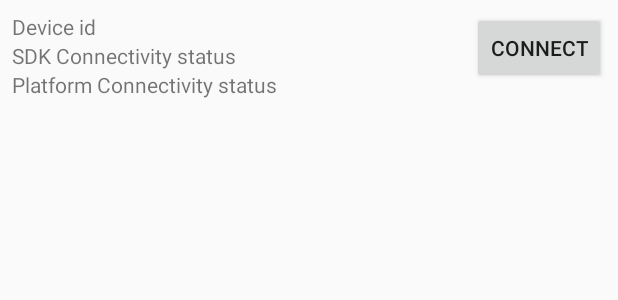
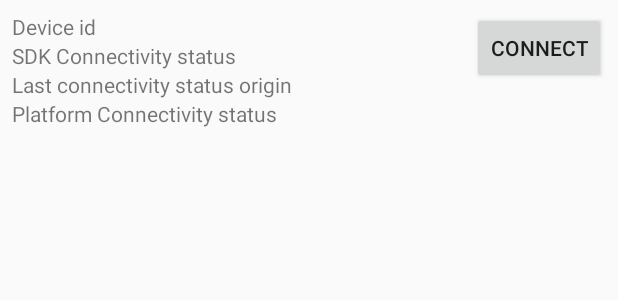
Before and after one commit to voxeet/voxeet-sdk-android-audio, an Android app: the layout devices_list_device.xml on its own in the app's theme, with its tools: preview values and no code run, on a phone screen of 412 x 824 dp. Shown: the top 300 px of the screen. Run offline under Robolectric (Android 15) with nearby library versions, the phone set to English and light mode, and no system bars.

Commit message:
Update sample

```diff
--- a/audiosample/src/main/AndroidManifest.xml
+++ b/audiosample/src/main/AndroidManifest.xml
@@ -3,6 +3,7 @@
     package="com.voxeet.audiosample">
 
     <uses-permission android:name="android.permission.RECORD_AUDIO" />
+    <uses-permission android:name="android.permission.BLUETOOTH_CONNECT" />
 
     <application
         android:allowBackup="true"
--- a/audiosample/src/main/java/com/voxeet/audiosample/devices/DeviceHolder.java
+++ b/audiosample/src/main/java/com/voxeet/audiosample/devices/DeviceHolder.java
@@ -14,6 +14,7 @@ import com.voxeet.audiosample.R;
 public class DeviceHolder extends RecyclerView.ViewHolder {
     private TextView device_id;
     private TextView device_connectivity_status;
+    private TextView device_last_connectivity_status_origin;
     private TextView device_platform_connectivity_status;
     private Button connect;
     private MediaDevice mediaDevice;
@@ -23,6 +24,7 @@ public class DeviceHolder extends RecyclerView.ViewHolder {
 
         device_id = itemView.findViewById(R.id.device_id);
         device_connectivity_status = itemView.findViewById(R.id.device_connectivity_status);
+        device_last_connectivity_status_origin = itemView.findViewById(R.id.device_last_connectivity_status_origin);
         device_platform_connectivity_status = itemView.findViewById(R.id.device_platform_connectivity_status);
         connect = itemView.findViewById(R.id.connect);
         connect.setOnClickListener(v -> callConnect.apply(mediaDevice));
@@ -32,6 +34,7 @@ public class DeviceHolder extends RecyclerView.ViewHolder {
         this.mediaDevice = mediaDevice;
         device_id.setText(mediaDevice.id() + " (" + mediaDevice.deviceType() + ")");
         device_connectivity_status.setText(mediaDevice.connectionState().name());
+        device_last_connectivity_status_origin.setText(mediaDevice.lastConnectionStateType().name());
         device_platform_connectivity_status.setText(mediaDevice.platformConnectionState().name());
     }
 }
--- a/audiosample/src/main/res/layout/devices_list_device.xml
+++ b/audiosample/src/main/res/layout/devices_list_device.xml
@@ -56,6 +56,23 @@
                 android:layout_width="wrap_content"
                 android:layout_height="wrap_content"
                 android:layout_marginRight="8dp"
+                android:text="Last connectivity status origin" />
+
+            <TextView
+                android:id="@+id/device_last_connectivity_status_origin"
+                android:layout_width="wrap_content"
+                android:layout_height="wrap_content" />
+        </LinearLayout>
+
+        <LinearLayout
+            android:layout_width="match_parent"
+            android:layout_height="wrap_content"
+            android:orientation="horizontal">
+
+            <TextView
+                android:layout_width="wrap_content"
+                android:layout_height="wrap_content"
+                android:layout_marginRight="8dp"
                 android:text="Platform Connectivity status" />
 
             <TextView
```
Also changed, not shown: audiosample/src/main/java/com/voxeet/audiosample/MainActivity.java (+20 -5 lines).
